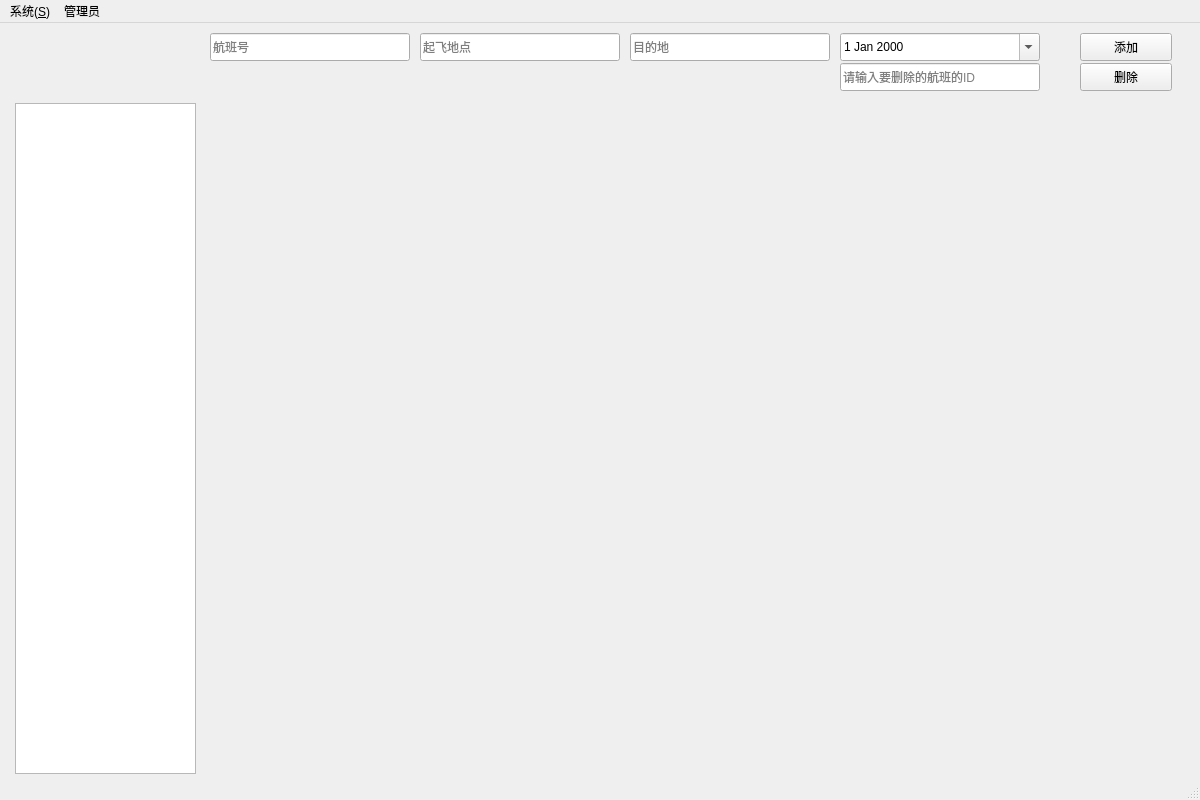
zhongjf25/Airline-Reservation-System, file frm_admin.ui: the form before one commit.
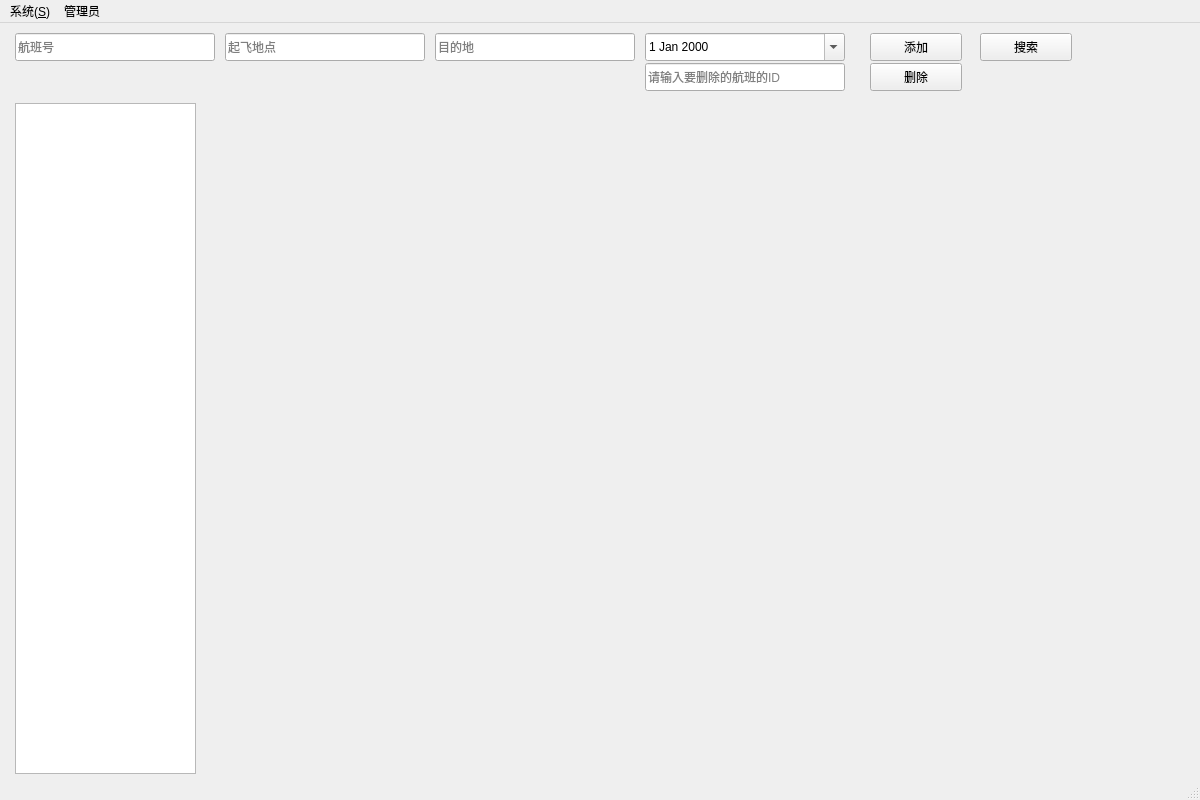
The form after the commit.

Commit message: add search button

The edit to the form file:
```diff
--- a/frm_admin.ui
+++ b/frm_admin.ui
@@ -18,7 +18,7 @@
    <widget class="QPushButton" name="btn_add">
     <property name="geometry">
      <rect>
-      <x>1080</x>
+      <x>870</x>
       <y>10</y>
       <width>92</width>
       <height>28</height>
@@ -29,11 +29,26 @@
     </property>
    </widget>
 
+   <!-- 搜索按钮 -->
+   <widget class="QPushButton" name="btn_search">
+    <property name="geometry">
+     <rect>
+      <x>980</x>
+      <y>10</y>
+      <width>92</width>
+      <height>28</height>
+     </rect>
+    </property>
+    <property name="text">
+     <string>搜索</string>
+    </property>
+   </widget>
+
    <!-- 删除按钮 -->
    <widget class="QPushButton" name="btn_delete">
     <property name="geometry">
      <rect>
-      <x>1080</x>
+      <x>870</x>
       <y>40</y>
       <width>92</width>
       <height>28</height>
@@ -74,7 +89,7 @@
    <widget class="QLineEdit" name="lineEdit_flightNumber">
     <property name="geometry">
      <rect>
-      <x>210</x>
+      <x>15</x>
       <y>10</y>
       <width>200</width>
       <height>28</height>
@@ -88,7 +103,7 @@
    <widget class="QLineEdit" name="lineEdit_departure">
     <property name="geometry">
      <rect>
-      <x>420</x>
+      <x>225</x>
       <y>10</y>
       <width>200</width>
       <height>28</height>
@@ -102,7 +117,7 @@
    <widget class="QLineEdit" name="lineEdit_destination">
     <property name="geometry">
      <rect>
-      <x>630</x>
+      <x>435</x>
       <y>10</y>
       <width>200</width>
       <height>28</height>
@@ -116,7 +131,7 @@
    <widget class="QLineEdit" name="lineEdit_deleteId">
     <property name="geometry">
      <rect>
-      <x>840</x>
+      <x>645</x>
       <y>40</y>
       <width>200</width>
       <height>28</height>
@@ -130,7 +145,7 @@
    <widget class="QDateEdit" name="dateEdit_departureDate">
     <property name="geometry">
      <rect>
-      <x>840</x>
+      <x>645</x>
       <y>10</y>
       <width>200</width>
       <height>28</height>
```
The commit also changes 11 other files.
